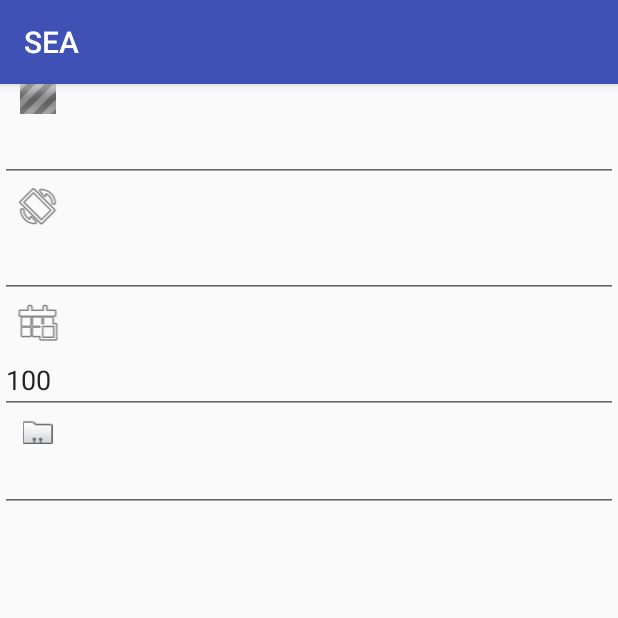
After one commit to tyrtheexile/SEA, an Android app: the fragment baseFrag shown on its own in the app's theme, on a phone screen of 412 x 824 dp, the top half of it. The commit adds this screen. Run offline under Robolectric (Android 15) with nearby library versions, the phone set to English and light mode, and no system bars.

Commit message:
Load added? Fragment Testing

```diff
--- /dev/null
+++ b/app/src/main/java/com/example/zergd/sea/baseFrag.java
@@ -0,0 +1,21 @@
+package com.example.zergd.sea;
+
+import android.app.Fragment;
+import android.os.Bundle;
+import android.view.LayoutInflater;
+import android.view.View;
+import android.view.ViewGroup;
+import android.widget.TextView;
+
+//import android.support.v4.app.Fragment;
+
+public class baseFrag extends Fragment {
+    @Override
+    public View onCreateView(LayoutInflater inflater, ViewGroup container,
+                             Bundle savedInstanceState) {
+        View view = inflater.inflate(R.layout.base_frag, container, false);
+        TextView hydrogen = (TextView) view.findViewById(R.id.hydrogenText);
+        hydrogen.setText("100");
+        return view;
+    }
+}
--- a/app/src/main/res/layout/activity_choice.xml
+++ b/app/src/main/res/layout/activity_choice.xml
@@ -74,7 +74,7 @@
         android:name="android.app.ListFragment"
         android:id="@+id/buildFrag"
         android:layout_alignParentTop="true"
-        class="android.app.ListFragment"
+        class="com.example.zergd.sea.baseFrag"
         android:layout_above="@+id/CH2"
         android:layout_alignParentRight="true"
         android:layout_alignParentEnd="false" />
--- /dev/null
+++ b/app/src/main/res/layout/base_frag.xml
@@ -0,0 +1,58 @@
+<?xml version="1.0" encoding="utf-8"?>
+<LinearLayout xmlns:android="http://schemas.android.com/apk/res/android"
+    android:orientation="vertical" android:layout_width="match_parent"
+    android:layout_height="match_parent">
+
+    <ImageView
+        android:layout_width="wrap_content"
+        android:layout_height="wrap_content"
+        android:id="@+id/alloyImg"
+        android:minHeight="20dp"
+        android:minWidth="50dp"
+        android:src="@android:drawable/progress_indeterminate_horizontal" />
+
+    <EditText
+        android:layout_width="match_parent"
+        android:layout_height="wrap_content"
+        android:id="@+id/alloyText" />
+
+    <ImageView
+        android:layout_width="wrap_content"
+        android:layout_height="wrap_content"
+        android:id="@+id/carbonImg"
+        android:minHeight="20dp"
+        android:minWidth="50dp"
+        android:src="@android:drawable/ic_menu_always_landscape_portrait" />
+
+    <EditText
+        android:layout_width="match_parent"
+        android:layout_height="wrap_content"
+        android:id="@+id/carbonText" />
+
+    <ImageView
+        android:layout_width="wrap_content"
+        android:layout_height="wrap_content"
+        android:id="@+id/hydrogenImg"
+        android:minHeight="20dp"
+        android:minWidth="50dp"
+        android:src="@android:drawable/ic_menu_today" />
+
+    <EditText
+        android:layout_width="match_parent"
+        android:layout_height="wrap_content"
+        android:id="@+id/hydrogenText" />
+
+    <ImageView
+        android:layout_width="wrap_content"
+        android:layout_height="wrap_content"
+        android:id="@+id/energyImg"
+        android:minHeight="20dp"
+        android:minWidth="50dp"
+        android:src="@android:drawable/sym_contact_card" />
+
+    <EditText
+        android:layout_width="match_parent"
+        android:layout_height="wrap_content"
+        android:id="@+id/energyText" />
+
+</LinearLayout>
```
